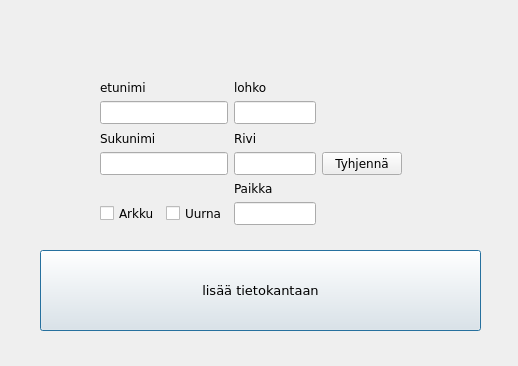
First picture: the form in adddialog.ui, repository eelitt/mysliApp, before the edit.
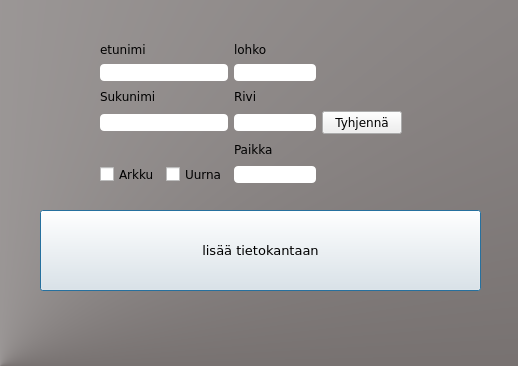
Second picture: the form after the edit.

```diff
--- a/adddialog.ui
+++ b/adddialog.ui
@@ -13,11 +13,16 @@
   <property name="windowTitle">
    <string>Dialog</string>
   </property>
+  <property name="styleSheet">
+   <string notr="true">QDialog {
+background-color: qconicalgradient(cx:0, cy:1, angle:348.3, stop:0 rgba(115, 109, 108, 255), stop:1 rgba(255, 255, 255, 255))
+}</string>
+  </property>
   <widget class="QPushButton" name="lahetaNappi">
    <property name="geometry">
     <rect>
      <x>40</x>
-     <y>250</y>
+     <y>210</y>
      <width>441</width>
      <height>81</height>
     </rect>
@@ -46,7 +51,7 @@
    <property name="geometry">
     <rect>
      <x>100</x>
-     <y>80</y>
+     <y>40</y>
      <width>314</width>
      <height>145</height>
     </rect>
@@ -100,6 +105,11 @@
         <stylestrategy>PreferAntialias</stylestrategy>
        </font>
       </property>
+      <property name="styleSheet">
+       <string notr="true">QLineEdit {
+border-radius: 4px;
+}</string>
+      </property>
      </widget>
     </item>
     <item row="2" column="2">
@@ -127,6 +137,11 @@
         <stylestrategy>PreferAntialias</stylestrategy>
        </font>
       </property>
+      <property name="styleSheet">
+       <string notr="true">QLineEdit {
+border-radius: 4px;
+}</string>
+      </property>
      </widget>
     </item>
     <item row="1" column="2">
@@ -139,6 +154,11 @@
         <stylestrategy>PreferAntialias</stylestrategy>
        </font>
       </property>
+      <property name="styleSheet">
+       <string notr="true">QLineEdit {
+border-radius: 4px;
+}</string>
+      </property>
      </widget>
     </item>
     <item row="5" column="2">
@@ -151,6 +171,11 @@
         <stylestrategy>PreferAntialias</stylestrategy>
        </font>
       </property>
+      <property name="styleSheet">
+       <string notr="true">QLineEdit {
+border-radius: 4px;
+}</string>
+      </property>
      </widget>
     </item>
     <item row="0" column="0" colspan="2">
@@ -208,6 +233,11 @@
         <stylestrategy>PreferAntialias</stylestrategy>
        </font>
       </property>
+      <property name="styleSheet">
+       <string notr="true">QLineEdit {
+border-radius: 4px;
+}</string>
+      </property>
      </widget>
     </item>
     <item row="4" column="2">
@@ -253,6 +283,9 @@
       <property name="focusPolicy">
        <enum>Qt::ClickFocus</enum>
       </property>
+      <property name="styleSheet">
+       <string notr="true"/>
+      </property>
       <property name="text">
        <string>Tyhjennä</string>
       </property>
```
